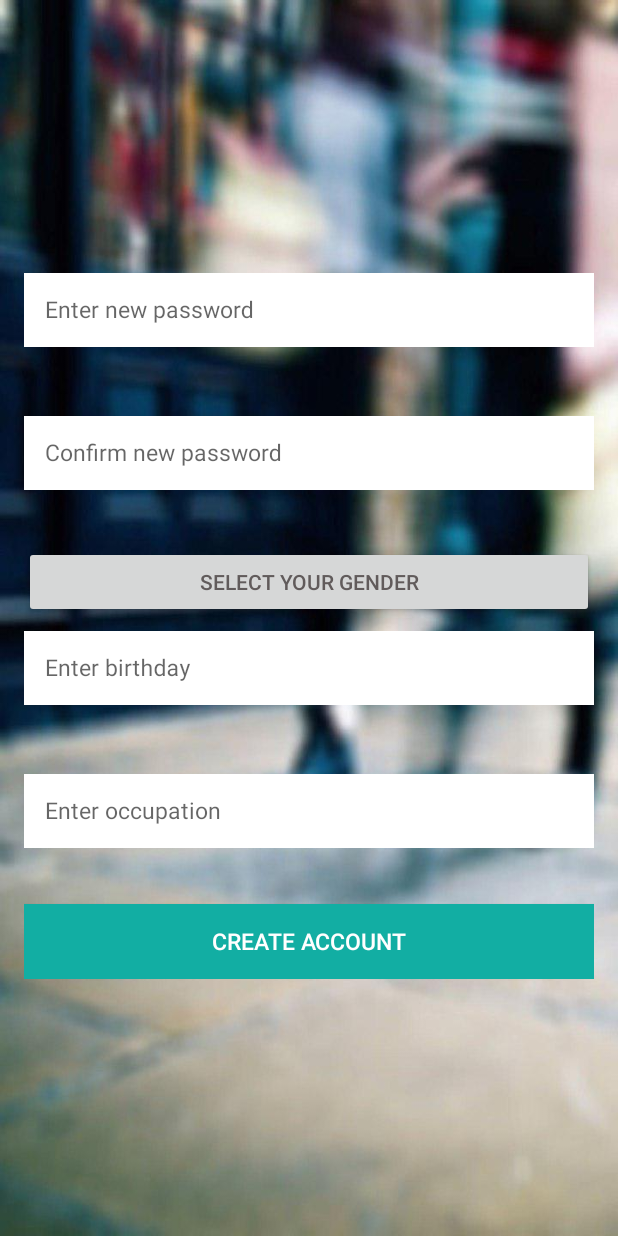
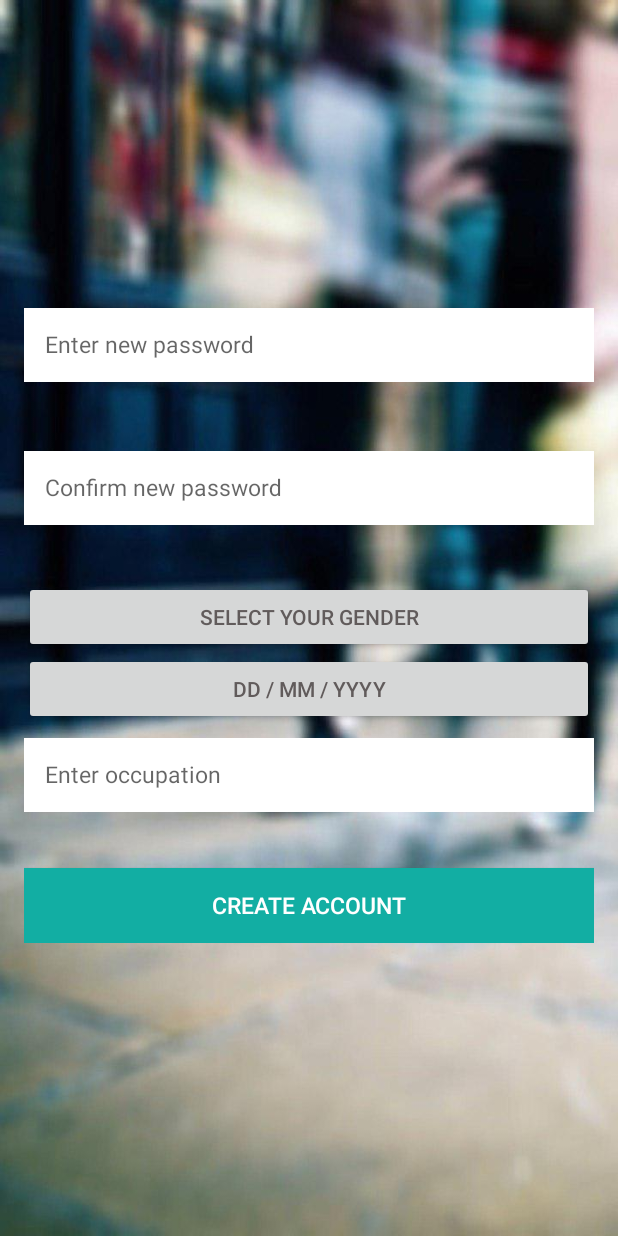
Before and after one commit to Nowtify/Nowtify, an Android app: the screen it shows after launch (AddDetailsActivity), after a tap on "Sign Up", on a phone screen of 412 x 824 dp. Run offline under Robolectric (Android 15) with nearby library versions, the phone set to English and light mode, and no system bars; libraries missing offline, so code that uses them is left out: com.firebase.client; 6 statements that could not run were skipped; 1 other tap on this screen came first.

Commit message:
front_end_1.04
select date of birth function

```diff
--- a/app/src/main/java/com/udacity/firebase/nowtify/ui/login/AddDetailsActivity.java
+++ b/app/src/main/java/com/udacity/firebase/nowtify/ui/login/AddDetailsActivity.java
@@ -26,12 +26,12 @@ import java.util.Date;
  * Created by MohamedAfiq on 21/1/16.
  */
 public class AddDetailsActivity extends BaseActivity implements
-    GoogleApiClient.OnConnectionFailedListener {
+    GoogleApiClient.OnConnectionFailedListener{
     private static final String LOG_TAG = AddDetailsActivity.class.getSimpleName();
     private ProgressDialog mAuthProgressDialog;
     private Firebase mFirebaseRef;
-    private String mEditGender;
-    private EditText mCreateNewPassword1, mCreateNewPassword2, mEditOccupation, mEditDateOfBirth;
+    private String mEditGender, mEditDateOfBirth;
+    private EditText mCreateNewPassword1, mCreateNewPassword2, mEditOccupation;
     private String mUserEmail, mPassword;
 
         /**
@@ -66,7 +66,7 @@ public class AddDetailsActivity extends BaseActivity implements
         mCreateNewPassword1 = (EditText) findViewById(R.id.create_new_password);
         mCreateNewPassword2 = (EditText) findViewById(R.id.create_retype_password);
         mEditOccupation = (EditText) findViewById(R.id.edit_text_password);
-        mEditDateOfBirth = (EditText) findViewById(R.id.edit_text_password);
+        //mEditDateOfBirth = (EditText) findViewById(R.id.edit_text_password);
 
         LinearLayout linearLayoutAddDetailsActivity = (LinearLayout) findViewById(R.id.linear_layout_add_details_activity);
         /* Setup the progress dialog that is displayed later when authenticating with Firebase */
@@ -212,5 +212,17 @@ public class AddDetailsActivity extends BaseActivity implements
         Log.v(LOG_TAG, "Main activity received selection: " + mEditGender);
     }
 
+    public void selectDateOfBirth(View view){
+        SetDateOfBirthFragment dob = new SetDateOfBirthFragment();
+        dob.show(getFragmentManager(), "dob");
+        Log.v(LOG_TAG, "HELOOOOOO");
+
+    }
+
+    public void setDateOfBirth(String selection){
+        mEditDateOfBirth = (String) selection;
+        Log.v(LOG_TAG, "Main activity received selection: " + mEditDateOfBirth);
+    }
+
 
 }
--- a/app/src/main/res/layout/activity_add_details.xml
+++ b/app/src/main/res/layout/activity_add_details.xml
@@ -102,6 +102,16 @@
             android:onClick="selectGender"
             />
 
+        <Button
+            android:layout_width="match_parent"
+            android:layout_height="wrap_content"
+            android:layout_gravity="center"
+            android:id="@+id/dob_button"
+            android:text="DD / MM / YYYY"
+            android:onClick="selectDateOfBirth"
+            />
+
+        <!-- date of birth
         <android.support.design.widget.TextInputLayout
             android:id="@+id/create_birthday_field"
             android:layout_width="match_parent"
@@ -114,7 +124,8 @@
                 android:layout_width="match_parent"
                 android:layout_height="wrap_content"
                 android:background="@android:color/white"
-                android:hint="Enter birthday"
+                android:hint="DD-MM-YYYY"
+                android:onClick="selectDateOfBirth"
                 android:imeOptions="actionDone"
                 android:inputType="date"
                 android:padding="@dimen/edit_text_padding"
@@ -122,7 +133,7 @@
                 android:textColorHint="@color/dark_grey"
                 android:textSize="@dimen/login_buttons_text_size" />
         </android.support.design.widget.TextInputLayout>
-
+        -->
 
         <android.support.design.widget.TextInputLayout
             android:id="@+id/create_occupation_field"
```
Also changed, not shown: app/src/main/java/com/udacity/firebase/nowtify/ui/login/DateOfBirthSettings.java (added, +30 -0 lines), app/src/main/java/com/udacity/firebase/nowtify/ui/login/SetDateOfBirthFragment.java (added, +32 -0 lines).
